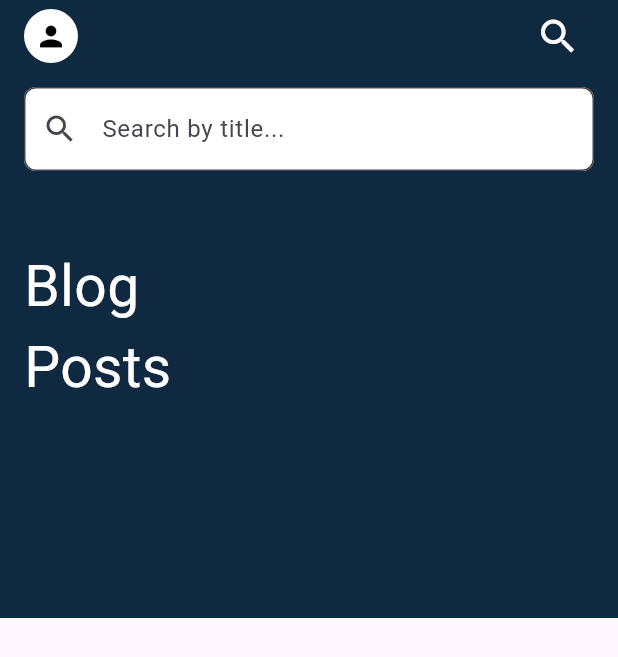
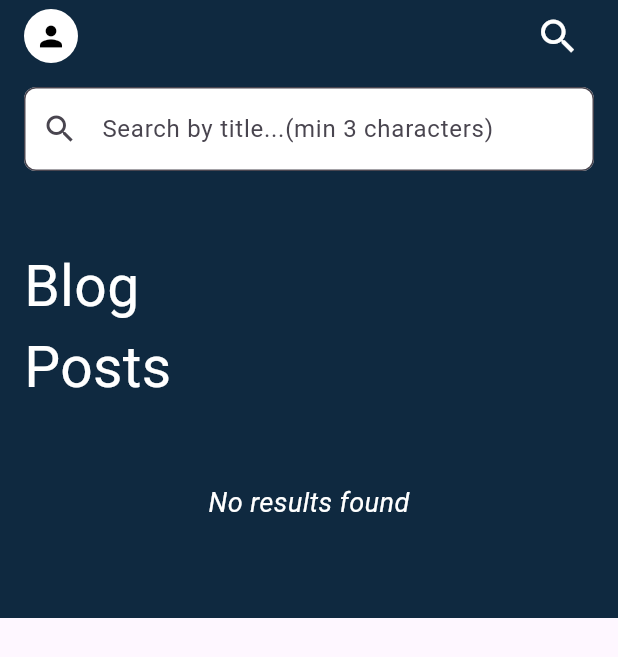
Before and after one commit to DeanStyles18/sportsblog, a Flutter app: the screen it shows after launch, after a tap on the "search" icon, on a phone screen of 412 x 824 dp. Shown: the top 657 px of the screen. Run offline on Flutter 3.47's test engine with Material 3 defaults, Android fonts, the phone set to English and light mode, and no system bars; our stand-ins replace cloud_firestore, firebase_core, shimmer; accounts and stored records are empty.

Commit message:
Update home_page.dart

```diff
--- a/zarity/lib/home_page.dart
+++ b/zarity/lib/home_page.dart
@@ -40,14 +40,12 @@ class _HomePageState extends State<HomePage> {
         future: _blogPosts,
         builder: (context, snapshot) {
           if (snapshot.hasError) {
-            // Display an error message if fetching fails
             return Center(
               child: Text('Error: ${snapshot.error}'),
             );
           }
 
           if (!snapshot.hasData) {
-            // Show a loading image if data hasn't been loaded yet
             return Container(
               color: Color(0xff0F2940),
               child: Center(
@@ -63,13 +61,11 @@ class _HomePageState extends State<HomePage> {
 
           List<BlogPost> blogPosts = snapshot.data!;
 
-          // Store the original list of blog posts when they are first fetched
           if (_originalBlogPosts.isEmpty) {
             _originalBlogPosts = blogPosts;
             _filteredBlogPosts = blogPosts;
           }
 
-          // Determine which list of blog posts to display based on search state
           List<BlogPost> displayPosts =
               _isSearching ? _filteredBlogPosts : blogPosts;
 
@@ -108,7 +104,6 @@ class _HomePageState extends State<HomePage> {
                                 setState(() {
                                   _isSearching = !_isSearching;
                                   if (!_isSearching) {
-
                                     _searchController.clear();
                                     _filteredBlogPosts = _originalBlogPosts;
                                   }
@@ -127,12 +122,11 @@ class _HomePageState extends State<HomePage> {
                           controller: _searchController,
                           onChanged: (query) {
                             setState(() {
-                              // Filter blog posts based on the search query
                               _filterBlogPosts(query);
                             });
                           },
                           decoration: InputDecoration(
-                            hintText: 'Search by title...',
+                            hintText: 'Search by title...(min 3 characters)',
                             filled: true,
                             fillColor: Colors.white,
                             prefixIcon: const Icon(Icons.search),
@@ -158,6 +152,17 @@ class _HomePageState extends State<HomePage> {
                       child: Column(
                         crossAxisAlignment: CrossAxisAlignment.start,
                         children: [
+                          if (displayPosts.isEmpty)
+                            Center(
+                              child: Text(
+                                'No results found',
+                                style: TextStyle(
+                                  color: Colors.white,
+                                  fontSize: 18,
+                                  fontStyle: FontStyle.italic,
+                                ),
+                              ),
+                            ),
                           ..._buildRows(displayPosts),
                         ],
                       ),
@@ -178,7 +183,7 @@ class _HomePageState extends State<HomePage> {
 
     for (int i = 0; i < totalPosts; i++) {
       if ((i + 1) % 5 == 0) {
-
+        // Create a new row for every 5th post
         rows.add(
           Row(
             children: [
@@ -190,7 +195,7 @@ class _HomePageState extends State<HomePage> {
         );
         rows.add(SizedBox(height: 20));
       } else {
-        // Add two blog posts side by side in a row
+
         rows.add(
           Row(
             mainAxisAlignment: MainAxisAlignment.start,
@@ -221,13 +226,13 @@ class _HomePageState extends State<HomePage> {
   void _filterBlogPosts(String query) {
     setState(() {
       if (query.length >= 3) {
-        // Filter posts if the search query is at least 3 characters long
+
         _filteredBlogPosts = _originalBlogPosts
             .where((post) =>
                 post.title.toLowerCase().contains(query.toLowerCase()))
             .toList();
       } else {
-        // Reset filtered posts if the query is shorter than 3 characters
+
         _filteredBlogPosts = _originalBlogPosts;
       }
     });
```
